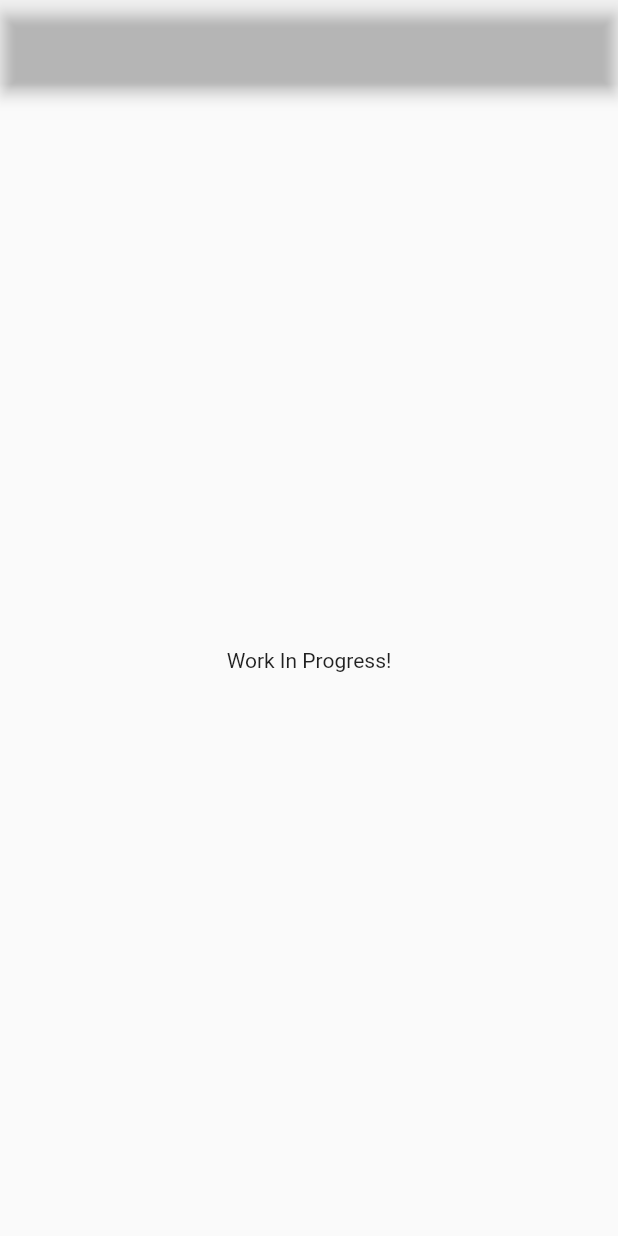
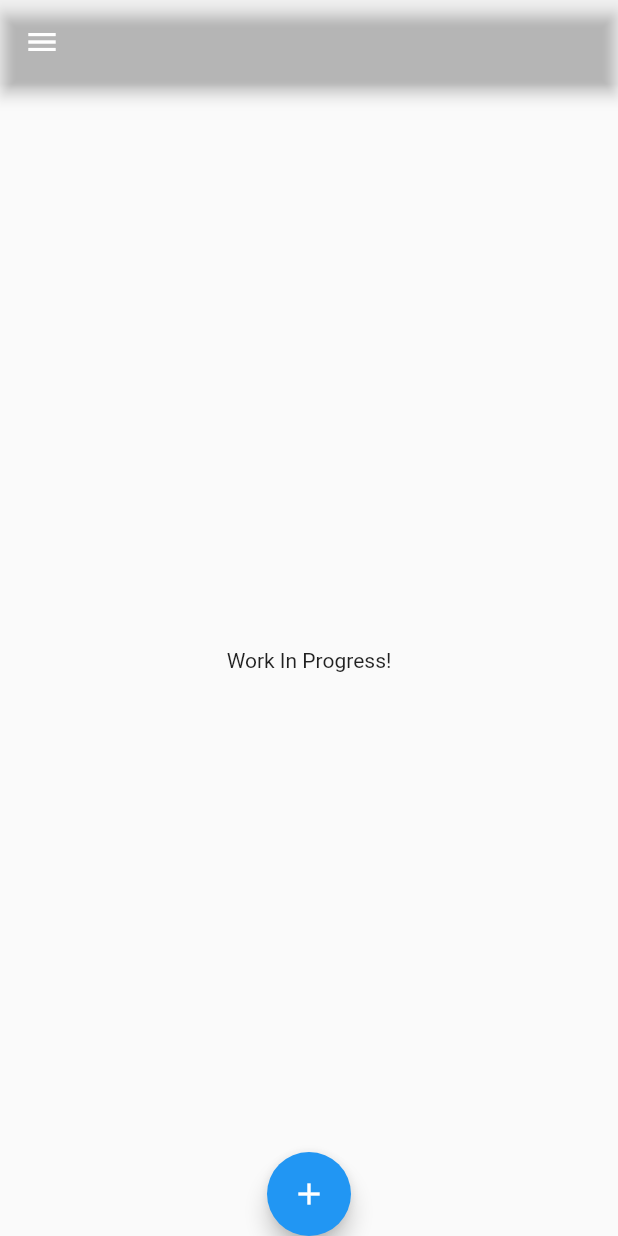
Before and after one commit to Sayo-nika/Alcantara, a Flutter app: the screen it shows after launch, on a phone screen of 412 x 824 dp. Run offline on Flutter 3.47's test engine with Material 2 defaults, Android fonts, the phone set to English and light mode, and no system bars.

Commit message:
feat: Basic Home Layout
Signed-off-by: Capuccino <enra@sayonika.moe>

```diff
--- a/lib/homeView.dart
+++ b/lib/homeView.dart
@@ -7,6 +7,7 @@
 
 
 import 'package:flutter/material.dart';
+import 'package:alcantara/settingsView.dart';
 
 class AlcantaraHomeView extends StatelessWidget
 {
@@ -19,7 +20,39 @@ class AlcantaraHomeView extends StatelessWidget
       ),
       body: Center(
         child: Text("Work In Progress!")
-      )
+      ),
+
+      drawer: Drawer(
+        elevation: 3,
+        child: ListView(
+           padding: EdgeInsets.zero,
+           children: <Widget>[
+             DrawerHeader(
+               child: Text("Alcantara Pre-Alpha"),
+               decoration: BoxDecoration(
+                 image: DecorationImage(image: AssetImage("bg/s1.png"))
+               )
+             ),
+             ListTile(
+               title: Text("Settings"),
+               onTap: () {
+                 Navigator.push(context, MaterialPageRoute(builder: (context) => AlcantaraSettingsView()));
+               },
+             )
+           ]
+         )
+        ),
+
+      floatingActionButton: FloatingActionButton(
+        // do nothing, prototype design for now!
+        // Plus the fact I'm the only one doing it
+        // so this is probably gonna be forgotten again >////<
+        onPressed: null,
+        tooltip: "Add Mod",
+        child: Icon(Icons.add)
+      ),
+
+      floatingActionButtonLocation: FloatingActionButtonLocation.centerDocked,
     );
   }
 }
--- a/lib/settingsView.dart
+++ b/lib/settingsView.dart
@@ -15,11 +15,12 @@ class AlcantaraSettingsView extends StatelessWidget
     return Scaffold(
       appBar: AppBar(
         title: Text("Alcantara Settings"),
-        backgroundColor: Colors.red[400]
+        backgroundColor: Colors.red[400],
       ),
+
       body: Center(
         child: Text("Work in progress!"),
-      )
+      ),
     );
   }
 }
```
